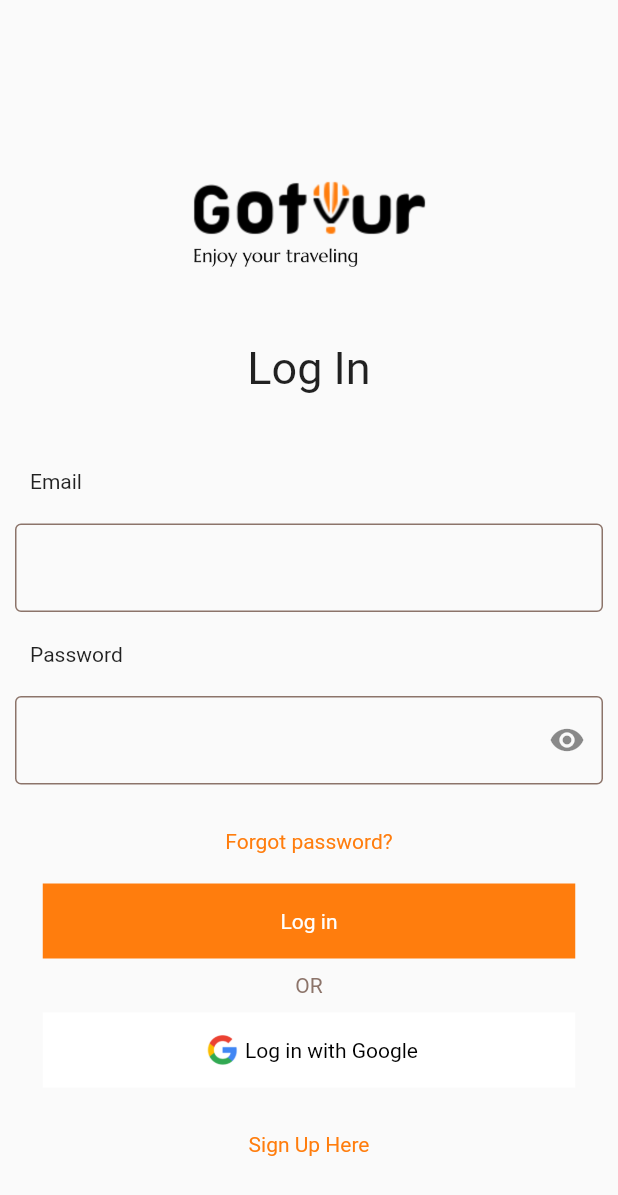
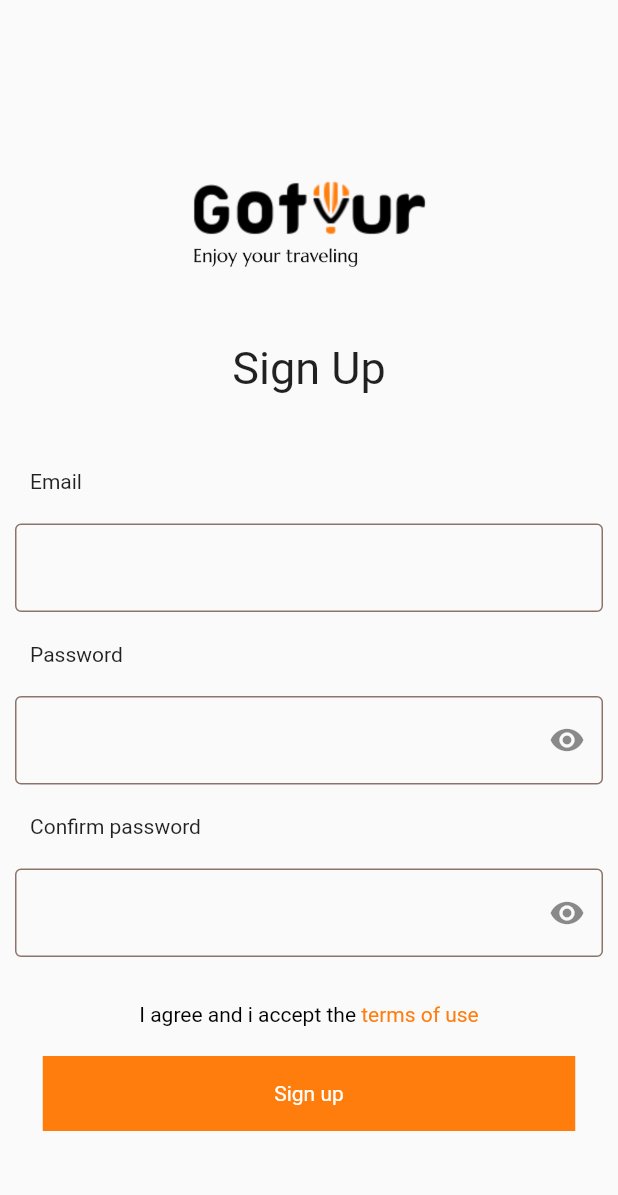
Before and after one commit to kiritoM17/go_tour_travel, a Flutter app: the LoginScreenView screen opened by its route, after a tap on "Sign Up Here", on a phone screen of 412 x 824 dp. Shown: the top 1195 px of the screen. Run offline on Flutter 3.47's test engine with Material 2 defaults, Android fonts, the phone set to English and light mode, and no system bars; our stand-ins replace introduction_screen.

Commit message:
adding sign up view

```diff
--- a/go_tour_travel/lib/main.dart
+++ b/go_tour_travel/lib/main.dart
@@ -1,5 +1,6 @@
 import 'package:flutter/material.dart';
 import 'package:go_tour_travel/ui/views/authentification/login_screen.dart';
+import 'package:go_tour_travel/ui/views/authentification/singup_screen.dart';
 import 'package:go_tour_travel/ui/views/home_screen.dart';
 import 'package:go_tour_travel/ui/views/onboarding/onboarding_screen.dart';
 
@@ -21,7 +22,8 @@
       routes: <String,WidgetBuilder>{
         '/splash_screen' : (BuildContext context) => new SplashScreenView(),
         '/onboarding_screen' : (BuildContext context) => new OnboardingScreenView(),
-        '/auth/login_screen' : (BuildContext context) => new LoginScreenView()
+        '/auth/login_screen' : (BuildContext context) => new LoginScreenView(),
+        '/auth/signup_screen' : (BuildContext context) => new SingUpScreenView()
       },
     );
   }
--- a/go_tour_travel/lib/ui/views/authentification/login_screen.dart
+++ b/go_tour_travel/lib/ui/views/authentification/login_screen.dart
@@ -148,7 +148,9 @@
             ),
             Center(
               child: GestureDetector(
-                onTap: (){},
+                onTap: (){
+                  Navigator.pushNamed(context, '/auth/signup_screen');
+                },
                 child: Text(
                   'Sign Up Here',
                   style: TextStyle(
--- /dev/null
+++ b/go_tour_travel/lib/ui/views/authentification/singup_screen.dart
@@ -0,0 +1,187 @@
+import 'package:flutter/material.dart';
+import 'package:flutter/gestures.dart';
+
+import 'package:go_tour_travel/constants/app_color.dart';
+import 'package:go_tour_travel/ui/widgets/boutton_app.dart';
+
+class SingUpScreenView extends StatefulWidget {
+  const SingUpScreenView({Key? key}) : super(key: key);
+
+  @override
+  _SingUpScreenViewState createState() => _SingUpScreenViewState();
+}
+
+class _SingUpScreenViewState extends State<SingUpScreenView> {
+  @override
+  Widget build(BuildContext context) {
+    return Scaffold(
+      body: SingleChildScrollView(
+        child: Column(
+          children: [
+            SizedBox(
+              height: 100,
+            ),
+            Center(
+              child: Image.asset('assets/images/logo.png',height: 78,width: 377,),
+            ),
+            SizedBox(
+              height: 50,
+            ),
+            Center(
+              child: Text(
+                'Sign Up',
+                style: TextStyle(
+                    fontSize: 30,
+                    fontWeight: FontWeight.w400
+                ),
+              ),
+            ),
+            SizedBox(
+              height: 50,
+            ),
+            Row(
+              children: [
+                SizedBox(
+                  width: 20,
+                ),
+                Text(
+                  'Email',
+                ),
+              ],
+            ),
+            SizedBox(
+              height: 20,
+            ),
+            Padding(
+              padding: EdgeInsets.only(
+                  left: 10,
+                  right: 10
+              ),
+              child: TextField(
+                decoration: InputDecoration(
+                    enabledBorder: OutlineInputBorder(
+                        borderSide: BorderSide(color: AppColors.secondary_color)
+                    ),
+                    border: OutlineInputBorder(
+                        borderSide: BorderSide(color: AppColors.secondary_color)
+                    )
+                ),
+              ),
+            ),
+            SizedBox(
+              height: 20,
+            ),
+            Row(
+              children: [
+                SizedBox(
+                  width: 20,
+                ),
+                Text(
+                  'Password',
+                ),
+              ],
+            ),
+            SizedBox(
+              height: 20,
+            ),
+            Padding(
+              padding: EdgeInsets.only(
+                  left: 10,
+                  right: 10
+              ),
+              child: TextField(
+                obscureText: true,
+                decoration: InputDecoration(
+                    enabledBorder: OutlineInputBorder(
+                        borderSide: BorderSide(color: AppColors.secondary_color)
+                    ),
+                    border: OutlineInputBorder(
+                        borderSide: BorderSide(color: AppColors.secondary_color)
+                    ),
+                    suffixIcon: GestureDetector(
+                      child: Icon(Icons.remove_red_eye_sharp),
+                    )
+                ),
+              ),
+            ),
+            SizedBox(
+              height: 20,
+            ),
+            Row(
+              children: [
+                SizedBox(
+                  width: 20,
+                ),
+                Text(
+                  'Confirm password',
+                ),
+              ],
+            ),
+            SizedBox(
+              height: 20,
+            ),
+            Padding(
+              padding: EdgeInsets.only(
+                  left: 10,
+                  right: 10
+              ),
+              child: TextField(
+                obscureText: true,
+                decoration: InputDecoration(
+                    enabledBorder: OutlineInputBorder(
+                        borderSide: BorderSide(color: AppColors.secondary_color)
+                    ),
+                    border: OutlineInputBorder(
+                        borderSide: BorderSide(color: AppColors.secondary_color)
+                    ),
+                    suffixIcon: GestureDetector(
+                      child: Icon(Icons.remove_red_eye_sharp),
+                    )
+                ),
+              ),
+            ),
+            SizedBox(
+              height: 30,
+            ),
+            Center(
+              child: RichText(
+                  textAlign: TextAlign.center,
+                  text: TextSpan(
+                    text:
+                    "I agree and i accept the ",
+                    style: TextStyle(
+                      color: Colors.black,
+                        fontSize: 14,
+                        fontWeight: FontWeight.w400
+                    ),
+                    children: [
+                      TextSpan(
+                        recognizer: TapGestureRecognizer()
+                          ..onTap = ()=>Navigator.pushNamed(context, '/terms_policy'),
+                        text: "terms of use",
+                        style: TextStyle(
+                            color: AppColors.primary_color,
+                            fontSize: 14,
+                            fontWeight: FontWeight.w400
+                        ),
+                      )
+                    ],
+                  )
+              ),
+            ),
+            SizedBox(
+              height: 20,
+            ),
+            Center(
+              child: BottonsApp.btnLarge(textBtn: 'Sign up',btnRaduis: 0),
+            ),
+            SizedBox(
+              height: 10,
+            ),
+
+          ],
+        ),
+      ),
+    );
+  }
+}
```
